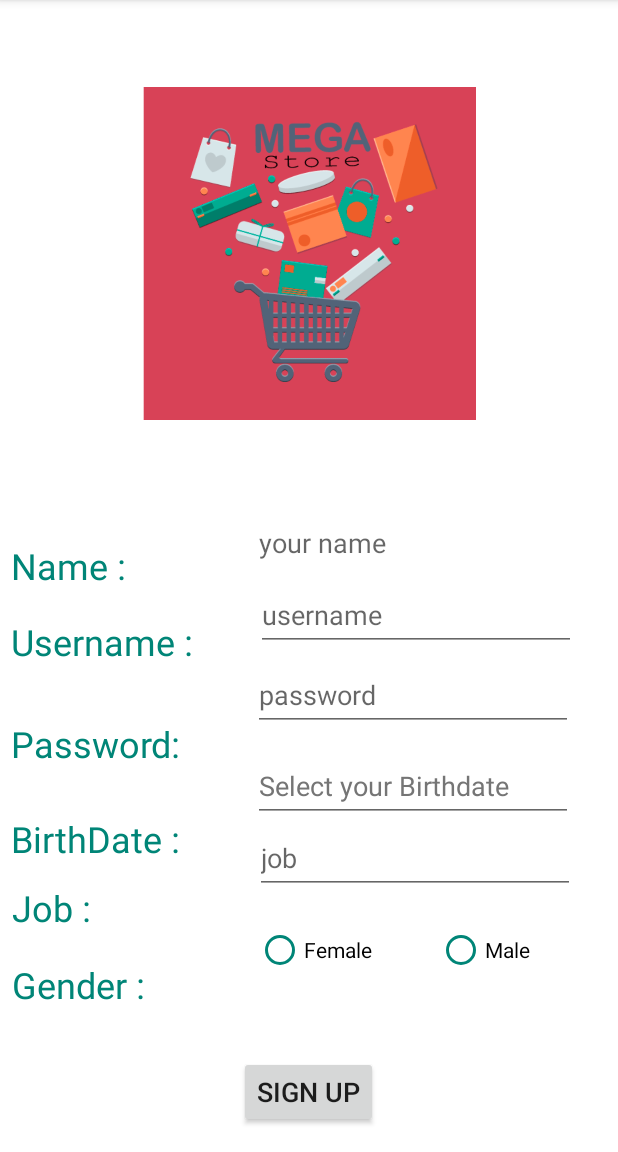
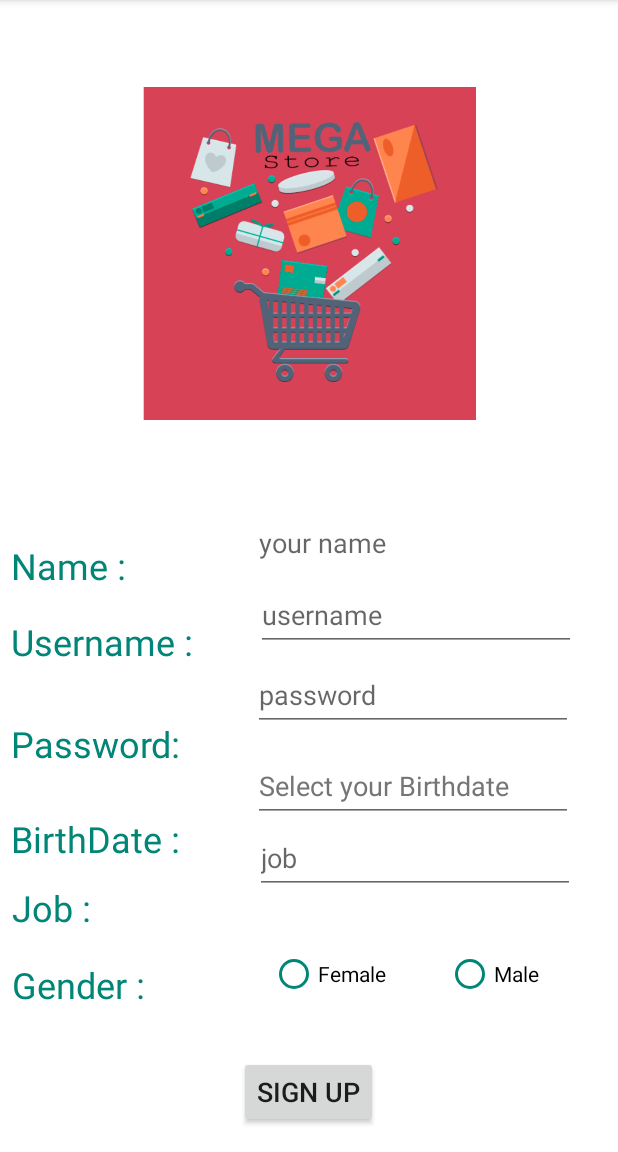
Before and after one commit to marawanFawzy/MyShoppingApp, an Android app: the RegisterActivity screen opened directly, with no data from a screen before it, on a phone screen of 412 x 824 dp, the part 84-1236 px from its top. Run offline under Robolectric (Android 15) with nearby library versions, the phone set to English and light mode, and no system bars.

Commit message:
gui updates

```diff
--- a/app/src/main/res/layout/activity_register.xml
+++ b/app/src/main/res/layout/activity_register.xml
@@ -99,13 +99,24 @@
         app:layout_constraintVertical_bias="0.0"
         tools:ignore="SpeakableTextPresentCheck" />
 
+    <RadioGroup
+        android:layout_width="202dp"
+        android:layout_height="50dp"
+        android:layout_marginLeft="150dp"
+        android:orientation="horizontal"
+        app:layout_constraintBottom_toTopOf="@+id/btnsign"
+        app:layout_constraintEnd_toEndOf="parent"
+        app:layout_constraintStart_toStartOf="parent"
+        app:layout_constraintTop_toBottomOf="@+id/jobeditText5">
+
         <RadioButton
             android:id="@+id/female"
             android:layout_width="wrap_content"
             android:layout_height="wrap_content"
+            android:buttonTint="@color/colorPrimary"
             android:minHeight="48dp"
             android:text="Female"
-        android:buttonTint="@color/colorPrimary"
+            android:layout_marginRight="20dp"
             app:layout_constraintBottom_toTopOf="@+id/btnsign"
             app:layout_constraintEnd_toEndOf="parent"
             app:layout_constraintHorizontal_bias="0.31"
@@ -116,16 +127,19 @@
         <RadioButton
             android:id="@+id/male"
             android:layout_width="wrap_content"
-        android:layout_height="wrap_content"
+            android:layout_height="48dp"
+            android:layout_marginLeft="20dp"
+            android:buttonTint="@color/colorPrimary"
             android:minHeight="48dp"
             android:text="Male"
-        android:buttonTint="@color/colorPrimary"
             app:layout_constraintBottom_toTopOf="@+id/btnsign"
             app:layout_constraintEnd_toEndOf="parent"
             app:layout_constraintHorizontal_bias="0.422"
             app:layout_constraintStart_toEndOf="@+id/female"
             app:layout_constraintTop_toBottomOf="@+id/jobeditText5"
             app:layout_constraintVertical_bias="0.222" />
+    </RadioGroup>
+
 
     <TextView
         android:id="@+id/nametxt"
```
Lines whose indentation alone changed are shown as unchanged.
